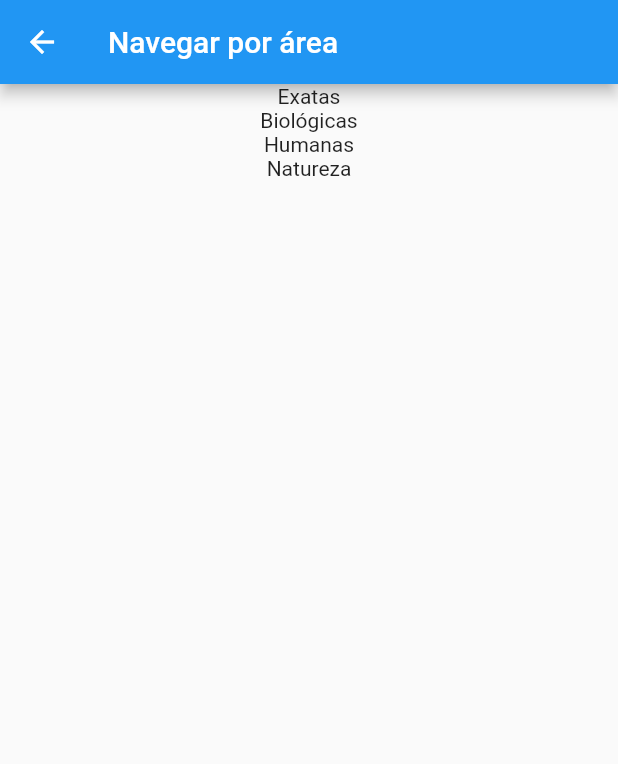
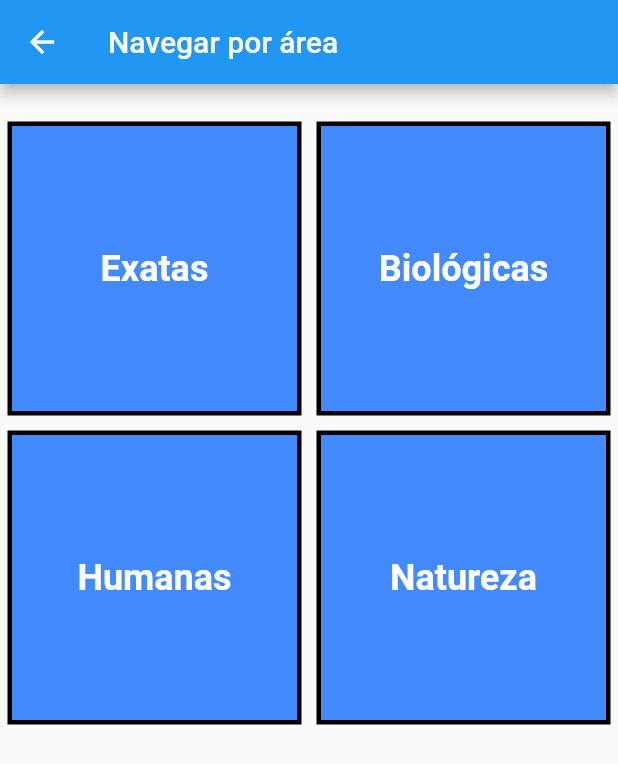
Before and after one commit to PedroH-Peres/projeto_obt, a Flutter app: the AreaNav screen opened directly, on a phone screen of 412 x 824 dp. Shown: the top 764 px of the screen. Run offline on Flutter 3.47's test engine with Material 2 defaults, Android fonts, the phone set to English and light mode, and no system bars; our stand-ins replace cloud_firestore, firebase_auth, firebase_core; missing offline and left inert: dart:ffi; accounts and stored records are empty.

Commit message:
grid_area_nav

```diff
--- a/lib/pages/area_nav.dart
+++ b/lib/pages/area_nav.dart
@@ -13,11 +13,10 @@ class AreaNav extends StatefulWidget {
 class _AreaNavState extends State<AreaNav> {
   @override
   Widget build(BuildContext context) {
-
-    List<String?> loadAreas(){
+    List<String?> loadAreas() {
       List<String?> _areas = [];
-      for(int i = 0; i < Profissoes().profissoes.length; i++){
-        if(!_areas.contains(Profissoes().profissoes[i]['area'])){
+      for (int i = 0; i < Profissoes().profissoes.length; i++) {
+        if (!_areas.contains(Profissoes().profissoes[i]['area'])) {
           _areas.add(Profissoes().profissoes[i]['area']);
         }
       }
@@ -26,19 +25,28 @@ class _AreaNavState extends State<AreaNav> {
 
     List<String?> areas = loadAreas();
 
-
-
-
     return Scaffold(
       appBar: AppBar(title: Text("Navegar por área")),
       body: Container(
         width: double.infinity,
         height: double.infinity,
-        child: Column(children: [
-          for(int i = 0; i< areas.length; i++)
-            Text("${areas[i]}")
-        ],),
-
+        child: Container(
+            margin: EdgeInsets.symmetric(vertical: 20),
+            child: GridView.builder(
+              itemCount: areas.length,
+              gridDelegate:
+                  const SliverGridDelegateWithFixedCrossAxisCount(crossAxisCount: 2),
+              itemBuilder: ((context, index) => GestureDetector(
+                    child: Container(
+                      alignment: Alignment.center,
+                      margin: const EdgeInsets.all(5),
+                      padding: const EdgeInsets.all(8),
+                      decoration: BoxDecoration(color: Colors.blueAccent, border: Border.all(color: Colors.black, width: 3)),
+                      child: Text(areas[index]!, style: TextStyle(fontSize: 24, fontWeight: FontWeight.bold, color: Colors.white),),
+                    ),
+                  )),
+            ),
+          ),
       ),
     );
   }
--- a/lib/utils/profissoes.dart
+++ b/lib/utils/profissoes.dart
@@ -107,7 +107,15 @@ class Profissoes{
     },
     {
       "tipo": "Marketing",
-      "area": "Humanas"
+      "area": "Humanas",
+    },
+    {
+      "tipo": "Farmácia",
+      "area": "Biológicas"
+    },
+    {
+      "tipo": "Sistemas de informação",
+      "area": "Exatas"
     }
 
 
```
